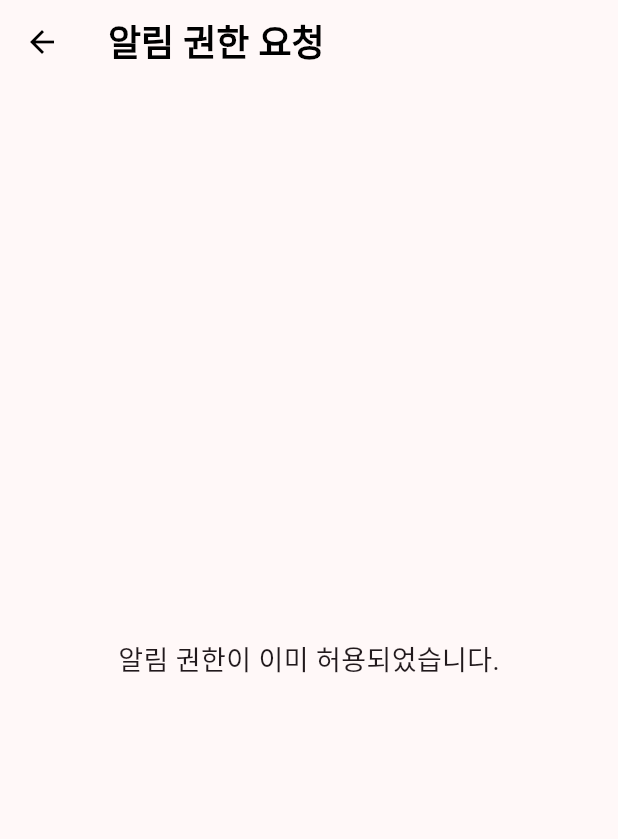
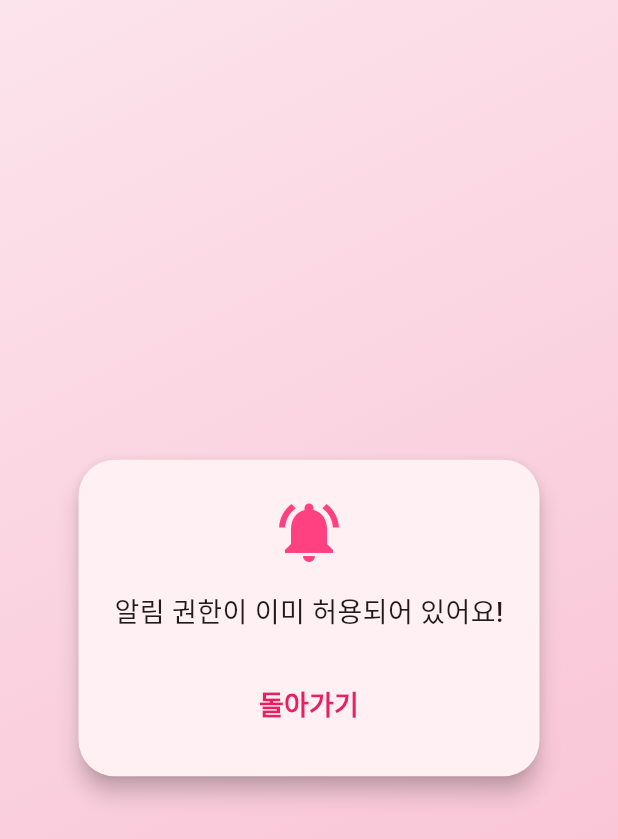
Before and after one commit to solardayz/time_table, a Flutter app: the RequestNotificationPermissionScreen screen opened directly, on a phone screen of 412 x 824 dp. Shown: the top 839 px of the screen. Run offline on Flutter 3.47's test engine with Material 3 defaults, Android fonts, the light colour scheme and no system bars; our stand-ins replace awesome_notifications, sqflite, timezone; accounts and stored records are empty; Roboto replaces fonts that are missing (NanumPen).

Commit message:
feat: Implement Notification Permission Request Screen with Enhanced UI
This commit introduces a new screen for requesting notification permissions and includes UI enhancements for a better user experience.

-   **Notification Permission Request Screen**:
    -   Created `RequestNotificationPermissionScreen` to handle the request for notification permissions.
    -   Added `_isPermissionGranted` to track the status of the permission.
    -   Implemented `_requestPermission` to check and request permission, then navigate back upon granting.
-
-    -   If permission is granted, the screen is closed; otherwise, the request is shown.
-
-    -  Added `AppBar` to the screen.
-    -  If permission is already granted the screen will display text about it.
-    -  If the permission isn't granted yet, screen will display text and button for request notification permission.
+-  **UI Enhancements**:
+   - Introduced a pastel gradient background.
+   - Designed a card-based layout for the permission request content.
+   - Included an icon for visual appeal.
+   - Added conditional display of content based on permission status.
+   - If permission is granted, display a text and button for return.
+   - If permission is not granted, display a text and button for permission request.
+   - Styled buttons and texts for improved readability and aesthetics.

```diff
--- a/lib/presentation/screens/request_notification_permission_screen.dart
+++ b/lib/presentation/screens/request_notification_permission_screen.dart
@@ -3,7 +3,8 @@ import 'package:awesome_notifications/awesome_notifications.dart';
 
 class RequestNotificationPermissionScreen extends StatefulWidget {
   @override
-  _RequestNotificationPermissionScreenState createState() => _RequestNotificationPermissionScreenState();
+  _RequestNotificationPermissionScreenState createState() =>
+      _RequestNotificationPermissionScreenState();
 }
 
 class _RequestNotificationPermissionScreenState extends State<RequestNotificationPermissionScreen> {
@@ -28,30 +29,63 @@ class _RequestNotificationPermissionScreenState extends State<RequestNotificatio
       _isPermissionGranted = result;
     });
     if (result) {
-      // 권한이 허용되면 화면을 닫거나 다음 작업으로 진행
       Navigator.of(context).pop();
     }
   }
 
   @override
   Widget build(BuildContext context) {
+    final pastelGradient = LinearGradient(
+      colors: [Color(0xFFFCE4EC), Color(0xFFF8BBD0)],
+      begin: Alignment.topLeft,
+      end: Alignment.bottomRight,
+    );
+
     return Scaffold(
-      appBar: AppBar(
-        title: Text("알림 권한 요청"),
-      ),
-      body: Center(
-        child: _isPermissionGranted
-            ? Text("알림 권한이 이미 허용되었습니다.", style: TextStyle(fontSize: 18))
-            : Column(
-          mainAxisAlignment: MainAxisAlignment.center,
-          children: [
-            Text("앱에서 알림을 보내기 위해 알림 권한이 필요합니다.", style: TextStyle(fontSize: 18)),
-            SizedBox(height: 16),
-            ElevatedButton(
-              onPressed: _requestPermission,
-              child: Text("알림 권한 요청", style: TextStyle(fontSize: 18)),
+      body: Container(
+        decoration: BoxDecoration(gradient: pastelGradient),
+        padding: const EdgeInsets.symmetric(horizontal: 32, vertical: 64),
+        child: Center(
+          child: Card(
+            elevation: 6,
+            shape: RoundedRectangleBorder(borderRadius: BorderRadius.circular(24)),
+            child: Padding(
+              padding: const EdgeInsets.all(24),
+              child: Column(
+                mainAxisSize: MainAxisSize.min,
+                children: [
+                  Icon(Icons.notifications_active, size: 48, color: Colors.pinkAccent),
+                  const SizedBox(height: 16),
+                  Text(
+                    _isPermissionGranted
+                        ? "알림 권한이 이미 허용되어 있어요!"
+                        : "시간표 알림을 받으시려면\n알림 권한을 허용해주세요 💌",
+                    textAlign: TextAlign.center,
+                    style: TextStyle(fontSize: 18, fontWeight: FontWeight.w500),
+                  ),
+                  const SizedBox(height: 24),
+                  if (!_isPermissionGranted)
+                    ElevatedButton(
+                      onPressed: _requestPermission,
+                      style: ElevatedButton.styleFrom(
+                        backgroundColor: Colors.pinkAccent,
+                        foregroundColor: Colors.white,
+                        shape: RoundedRectangleBorder(
+                          borderRadius: BorderRadius.circular(16),
+                        ),
+                        padding: EdgeInsets.symmetric(horizontal: 32, vertical: 16),
+                      ),
+                      child: Text("알림 권한 요청", style: TextStyle(fontSize: 16)),
+                    ),
+                  if (_isPermissionGranted)
+                    TextButton(
+                      onPressed: () => Navigator.of(context).pop(),
+                      child: Text("돌아가기", style: TextStyle(color: Colors.pink)),
+                    ),
+                ],
+              ),
             ),
-          ],
+          ),
         ),
       ),
     );
```
